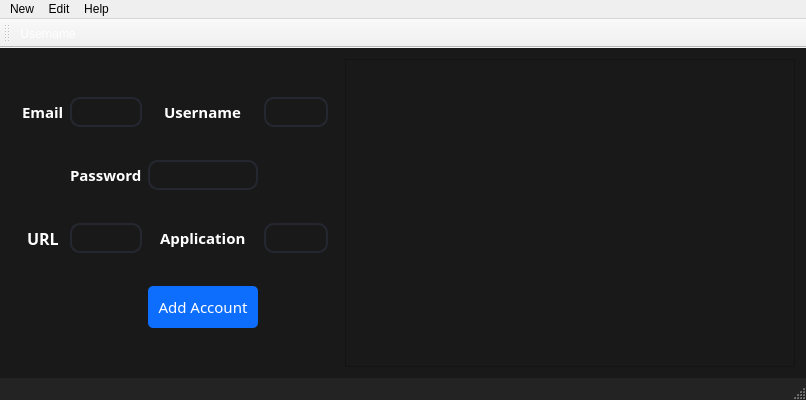
Old version of the form PWManager/mainpasswordmenu.ui in the repository laramirezmancill0207/Game-Password-Manager.
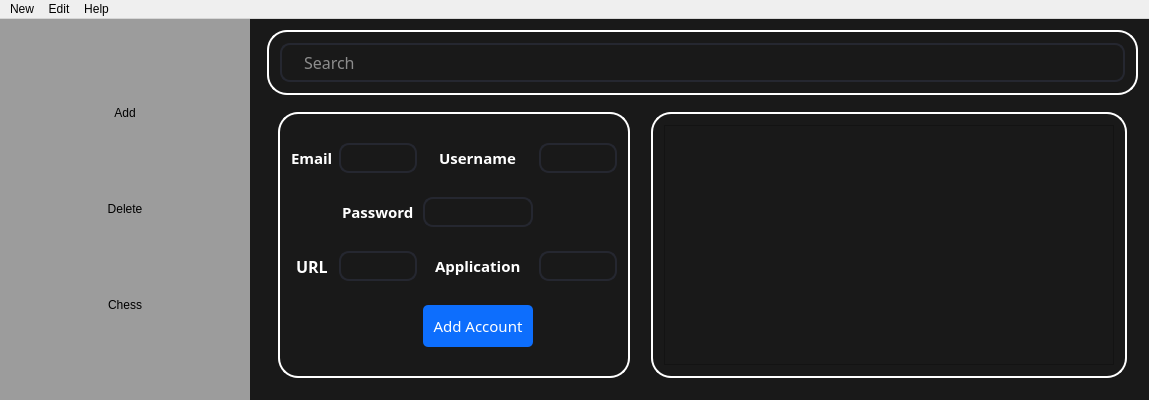
New version of the form.

Commit message:
main menu revamp
more still needs to be changed to finish menu revamp

```diff
--- a/PWManager/mainpasswordmenu.ui
+++ b/PWManager/mainpasswordmenu.ui
@@ -6,7 +6,7 @@
    <rect>
     <x>0</x>
     <y>0</y>
-    <width>793</width>
+    <width>1149</width>
     <height>400</height>
    </rect>
   </property>
@@ -19,6 +19,12 @@
 	background-color: rgb(35, 35, 35)
 }
 
+.QFrame
+{
+	border: 2px solid rgb(255, 255, 255);
+	border-radius: 20px;
+}
+
 QToolButton
 {
 	color: #FFF;
@@ -50,7 +56,26 @@
 QLabel
 {
 	color: #FFF
-}</string>
+}
+
+QTableView::item:alternate 
+{ 
+	background-color: #bfffbf;
+} 
+QTableView::item 
+{ 
+	background-color: #deffde;
+}
+QTableView::item:selected
+{ 
+	background-color: #000000;
+}
+
+QGridLayout::item
+{
+	border: 2px solid rgb(255, 255, 255);
+}
+</string>
   </property>
   <widget class="QWidget" name="centralWidget">
    <property name="styleSheet">
@@ -59,15 +84,132 @@
 	background-color: rgb(25, 25, 25)
 }</string>
    </property>
-   <layout class="QGridLayout" name="gridLayout">
-    <item row="0" column="0">
+   <layout class="QHBoxLayout" name="horizontalLayout_4">
+    <property name="leftMargin">
+     <number>0</number>
+    </property>
+    <property name="topMargin">
+     <number>0</number>
+    </property>
+    <property name="rightMargin">
+     <number>0</number>
+    </property>
+    <property name="bottomMargin">
+     <number>0</number>
+    </property>
+    <item>
+     <widget class="QWidget" name="widget" native="true">
+      <property name="enabled">
+       <bool>true</bool>
+      </property>
+      <property name="sizePolicy">
+       <sizepolicy hsizetype="Maximum" vsizetype="Preferred">
+        <horstretch>0</horstretch>
+        <verstretch>0</verstretch>
+       </sizepolicy>
+      </property>
+      <property name="minimumSize">
+       <size>
+        <width>250</width>
+        <height>0</height>
+       </size>
+      </property>
+      <property name="styleSheet">
+       <string notr="true">QWidget
+{
+	background-color: rgb(156, 156, 156);
+}
+
+QPushButton
+{
+	border: none;
+}</string>
+      </property>
+      <layout class="QVBoxLayout" name="verticalLayout">
+       <item>
+        <widget class="QPushButton" name="addMenu">
+         <property name="cursor">
+          <cursorShape>PointingHandCursor</cursorShape>
+         </property>
+         <property name="text">
+          <string>Add</string>
+         </property>
+        </widget>
+       </item>
+       <item>
+        <widget class="QPushButton" name="deleteMenu">
+         <property name="cursor">
+          <cursorShape>PointingHandCursor</cursorShape>
+         </property>
+         <property name="text">
+          <string>Delete</string>
+         </property>
+        </widget>
+       </item>
+       <item>
+        <widget class="QPushButton" name="chessMenu">
+         <property name="cursor">
+          <cursorShape>PointingHandCursor</cursorShape>
+         </property>
+         <property name="text">
+          <string>Chess</string>
+         </property>
+        </widget>
+       </item>
+      </layout>
+     </widget>
+    </item>
+    <item>
      <widget class="QStackedWidget" name="stackedWidget">
       <property name="currentIndex">
        <number>0</number>
       </property>
       <widget class="QWidget" name="Page1">
+       <property name="styleSheet">
+        <string notr="true"/>
+       </property>
+       <layout class="QVBoxLayout" name="verticalLayout_2">
+        <item>
+         <widget class="QFrame" name="frame_3">
+          <property name="frameShape">
+           <enum>QFrame::StyledPanel</enum>
+          </property>
+          <property name="frameShadow">
+           <enum>QFrame::Raised</enum>
+          </property>
        <layout class="QHBoxLayout" name="horizontalLayout">
         <item>
+            <widget class="QLineEdit" name="searchBar">
+             <property name="font">
+              <font>
+               <family>Lucida Sans Unicode</family>
+               <pointsize>12</pointsize>
+              </font>
+             </property>
+             <property name="placeholderText">
+              <string>Search</string>
+             </property>
+            </widget>
+           </item>
+          </layout>
+         </widget>
+        </item>
+        <item>
+         <widget class="QWidget" name="widget_2" native="true">
+          <layout class="QHBoxLayout" name="horizontalLayout_5">
+           <item>
+            <widget class="QFrame" name="frame">
+             <property name="styleSheet">
+              <string notr="true"/>
+             </property>
+             <property name="frameShape">
+              <enum>QFrame::StyledPanel</enum>
+             </property>
+             <property name="frameShadow">
+              <enum>QFrame::Raised</enum>
+             </property>
+             <layout class="QHBoxLayout" name="horizontalLayout_2">
+              <item>
          <layout class="QGridLayout" name="gridLayout_4">
           <item row="0" column="2" alignment="Qt::AlignHCenter">
            <widget class="QLabel" name="label_2">
@@ -211,14 +353,54 @@
             </property>
            </widget>
           </item>
+                <item row="2" column="2" alignment="Qt::AlignHCenter">
+                 <widget class="QLabel" name="label_5">
+                  <property name="font">
+                   <font>
+                    <family>Lucida Sans Unicode</family>
+                    <pointsize>11</pointsize>
+                    <bold>true</bold>
+                   </font>
+                  </property>
+                  <property name="frameShape">
+                   <enum>QFrame::NoFrame</enum>
+                  </property>
+                  <property name="text">
+                   <string>Application</string>
+                  </property>
+                 </widget>
+                </item>
          </layout>
         </item>
        </layout>
       </widget>
-      <widget class="QWidget" name="Page2"/>
-     </widget>
-    </item>
-    <item row="0" column="1">
+           </item>
+           <item>
+            <spacer name="horizontalSpacer">
+             <property name="orientation">
+              <enum>Qt::Horizontal</enum>
+             </property>
+             <property name="sizeType">
+              <enum>QSizePolicy::Fixed</enum>
+             </property>
+             <property name="sizeHint" stdset="0">
+              <size>
+               <width>15</width>
+               <height>20</height>
+              </size>
+             </property>
+            </spacer>
+           </item>
+           <item>
+            <widget class="QFrame" name="frame_2">
+             <property name="frameShape">
+              <enum>QFrame::StyledPanel</enum>
+             </property>
+             <property name="frameShadow">
+              <enum>QFrame::Raised</enum>
+             </property>
+             <layout class="QHBoxLayout" name="horizontalLayout_3">
+              <item>
      <widget class="QTableView" name="tableView">
       <property name="sizePolicy">
        <sizepolicy hsizetype="MinimumExpanding" vsizetype="Expanding">
@@ -233,9 +415,7 @@
        </size>
       </property>
       <property name="styleSheet">
-       <string notr="true">QTableView::item:alternate { background-color: #bfffbf; } 
-QTableView::item { background-color: #deffde;}
-QTableView::item:selected{ background-color: #000000;}</string>
+                 <string notr="true"/>
       </property>
       <property name="alternatingRowColors">
        <bool>true</bool>
@@ -259,12 +439,23 @@
     </item>
    </layout>
   </widget>
+           </item>
+          </layout>
+         </widget>
+        </item>
+       </layout>
+      </widget>
+      <widget class="QWidget" name="Page2"/>
+     </widget>
+    </item>
+   </layout>
+  </widget>
   <widget class="QMenuBar" name="menuBar">
    <property name="geometry">
     <rect>
      <x>0</x>
      <y>0</y>
-     <width>793</width>
+     <width>1149</width>
      <height>22</height>
     </rect>
    </property>
@@ -297,16 +488,6 @@
    <addaction name="menuDelete"/>
    <addaction name="menuHelp"/>
   </widget>
-  <widget class="QToolBar" name="mainToolBar">
-   <attribute name="toolBarArea">
-    <enum>TopToolBarArea</enum>
-   </attribute>
-   <attribute name="toolBarBreak">
-    <bool>false</bool>
-   </attribute>
-   <addaction name="actionUsername"/>
-  </widget>
-  <widget class="QStatusBar" name="statusBar"/>
   <action name="actionPassword">
    <property name="text">
     <string>Password</string>
@@ -362,17 +543,6 @@
     <string>Github</string>
    </property>
   </action>
-  <action name="actionUsername">
-   <property name="enabled">
-    <bool>false</bool>
-   </property>
-   <property name="text">
-    <string>Username</string>
-   </property>
-   <property name="menuRole">
-    <enum>QAction::NoRole</enum>
-   </property>
-  </action>
  </widget>
  <layoutdefault spacing="6" margin="11"/>
  <resources/>
```
Left out of the diff: 155 changed lines with no effect on the pictures. Lines whose indentation alone changed are shown as unchanged. The commit also changes 31 other files.
